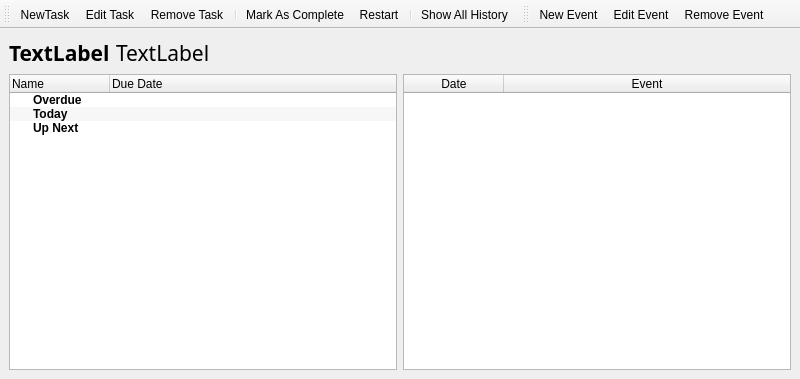
This is mdi/mdiproject.ui in crazafimahatratra/golem as Qt 5 draws it before an edit. The edited form follows.
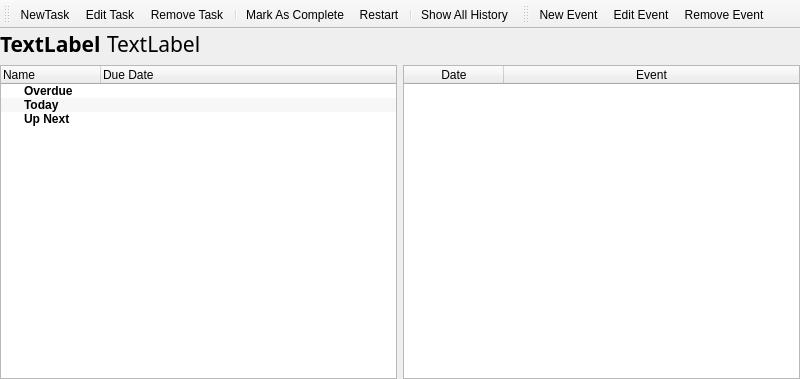
This is the edited form. Icons and pictures are not drawn.

Commit message: Padding around mdiproject

Diff of the .ui file:
```diff
--- a/mdi/mdiproject.ui
+++ b/mdi/mdiproject.ui
@@ -15,6 +15,18 @@
   </property>
   <widget class="QWidget" name="centralwidget">
    <layout class="QVBoxLayout" name="verticalLayout">
+    <property name="leftMargin">
+     <number>0</number>
+    </property>
+    <property name="topMargin">
+     <number>0</number>
+    </property>
+    <property name="rightMargin">
+     <number>0</number>
+    </property>
+    <property name="bottomMargin">
+     <number>0</number>
+    </property>
     <item>
      <layout class="QHBoxLayout" name="horizontalLayout">
       <item>
```
